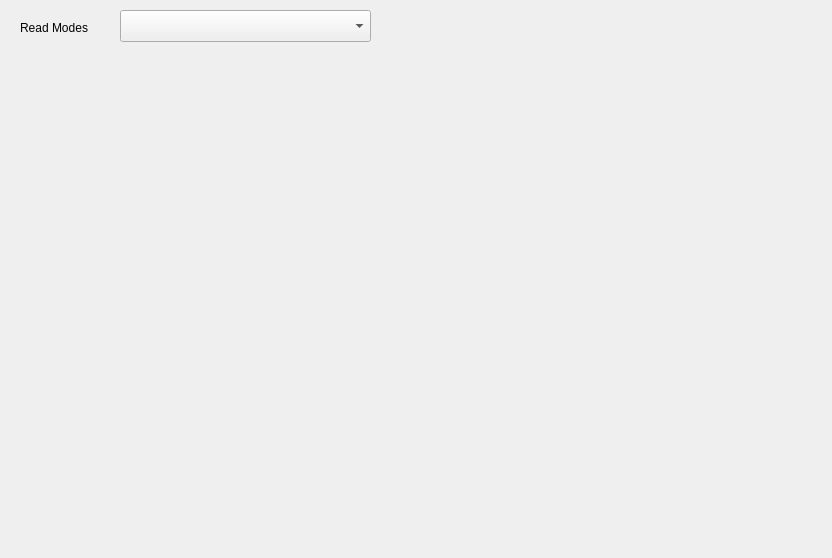
The window that src/main/cpp/gui/ui/CameraWidget.ui (treaves/QHYAstroImager) describes before a commit, drawn with Qt 5.
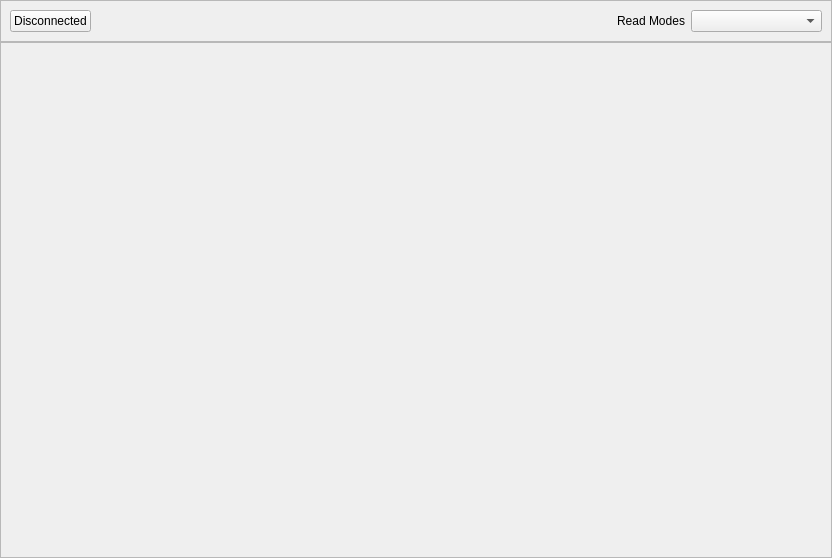
The same window after the commit. Icons and pictures are not drawn.

Commit message:
Begin work on camera widget.
Fixed a defect in QHYCamera related to connection status.
Added a button to the CameraWidget to connect/discnnect.

Diff of the .ui file:
```diff
--- a/src/main/cpp/gui/ui/CameraWidget.ui
+++ b/src/main/cpp/gui/ui/CameraWidget.ui
@@ -13,35 +13,96 @@
   <property name="windowTitle">
    <string>Form</string>
   </property>
-  <widget class="QLabel" name="label">
-   <property name="geometry">
-    <rect>
-     <x>20</x>
-     <y>20</y>
-     <width>81</width>
-     <height>16</height>
-    </rect>
+  <layout class="QVBoxLayout" name="verticalLayout" stretch="0,1">
+   <property name="spacing">
+    <number>0</number>
    </property>
-   <property name="text">
-    <string>Read Modes</string>
+   <property name="leftMargin">
+    <number>0</number>
    </property>
-  </widget>
-  <widget class="QComboBox" name="comboBoxReadModes">
-   <property name="geometry">
-    <rect>
-     <x>120</x>
-     <y>10</y>
-     <width>251</width>
-     <height>32</height>
-    </rect>
+   <property name="topMargin">
+    <number>0</number>
    </property>
-   <property name="currentText">
-    <string/>
+   <property name="rightMargin">
+    <number>0</number>
    </property>
-   <property name="placeholderText">
-    <string>Select Read Mode</string>
+   <property name="bottomMargin">
+    <number>0</number>
    </property>
-  </widget>
+   <item>
+    <widget class="QFrame" name="frameToolbar">
+     <property name="frameShape">
+      <enum>QFrame::StyledPanel</enum>
+     </property>
+     <property name="frameShadow">
+      <enum>QFrame::Raised</enum>
+     </property>
+     <layout class="QHBoxLayout" name="horizontalLayout">
+      <item>
+       <widget class="QPushButton" name="pushButtonConnection">
+        <property name="toolTip">
+         <string>Toggle the camera connection</string>
+        </property>
+        <property name="text">
+         <string>Disconnected</string>
+        </property>
+        <property name="icon">
+         <iconset resource="../../../resources/resources.qrc">
+          <normaloff>:/images/ButtonOff.svg</normaloff>
+          <normalon>:/images/ButtonOn.svg</normalon>:/images/ButtonOff.svg</iconset>
+        </property>
+        <property name="checkable">
+         <bool>true</bool>
+        </property>
+       </widget>
+      </item>
+      <item>
+       <spacer name="horizontalSpacer">
+        <property name="orientation">
+         <enum>Qt::Horizontal</enum>
+        </property>
+        <property name="sizeHint" stdset="0">
+         <size>
+          <width>417</width>
+          <height>20</height>
+         </size>
+        </property>
+       </spacer>
+      </item>
+      <item>
+       <widget class="QLabel" name="label">
+        <property name="text">
+         <string>Read Modes</string>
+        </property>
+       </widget>
+      </item>
+      <item>
+       <widget class="QComboBox" name="comboBoxReadModes">
+        <property name="currentText">
+         <string/>
+        </property>
+        <property name="sizeAdjustPolicy">
+         <enum>QComboBox::AdjustToContents</enum>
+        </property>
+        <property name="placeholderText">
+         <string>Select Read Mode</string>
+        </property>
+       </widget>
+      </item>
+     </layout>
+    </widget>
+   </item>
+   <item>
+    <widget class="QFrame" name="frame">
+     <property name="frameShape">
+      <enum>QFrame::StyledPanel</enum>
+     </property>
+     <property name="frameShadow">
+      <enum>QFrame::Raised</enum>
+     </property>
+    </widget>
+   </item>
+  </layout>
  </widget>
  <resources/>
  <connections/>
```
Left out of the diff: 4 changed lines with no effect on the pictures. The commit also changes 11 other files.
